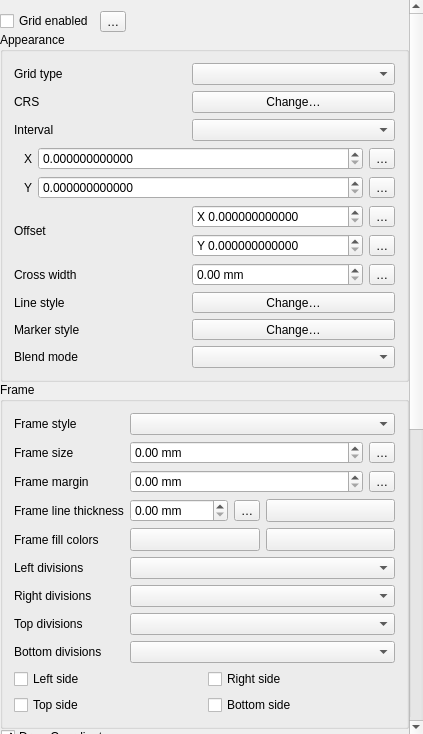
Before: the Qt Designer form src/ui/layout/qgslayoutmapgridwidgetbase.ui in qgis/QGIS, drawn with Qt 5.
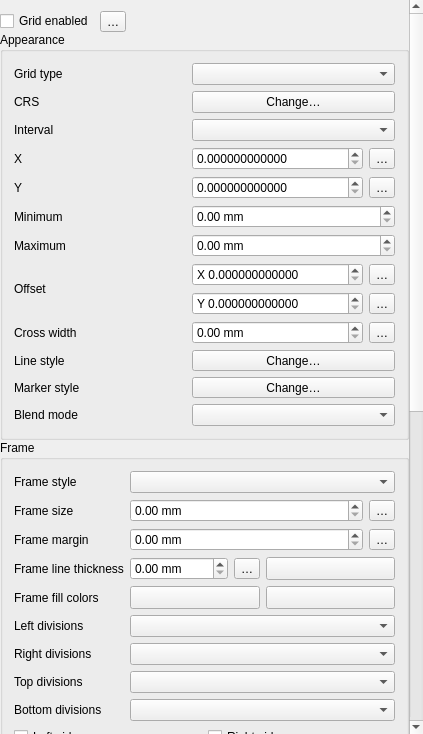
After: the same form once the commit is applied. The open tabs and pages were chosen to show the change. Icons and pictures are not drawn. Custom widgets are drawn as their Qt base class.

Commit message: Moves the interval widgets out of the stackedWidget

What changed in the file:
```diff
--- a/src/ui/layout/qgslayoutmapgridwidgetbase.ui
+++ b/src/ui/layout/qgslayoutmapgridwidgetbase.ui
@@ -48,8 +48,8 @@
        <rect>
         <x>0</x>
         <y>0</y>
-        <width>409</width>
-        <height>1447</height>
+        <width>407</width>
+        <height>1429</height>
        </rect>
       </property>
       <property name="sizePolicy">
@@ -108,6 +108,46 @@
           <string>Appearance</string>
          </property>
          <layout class="QGridLayout" name="gridLayout_6" columnstretch="0,0,0">
+          <item row="8" column="1" colspan="2">
+           <widget class="QgsDoubleSpinBox" name="mMinWidthSpinBox">
+            <property name="enabled">
+             <bool>true</bool>
+            </property>
+            <property name="suffix">
+             <string> mm</string>
+            </property>
+            <property name="maximum">
+             <double>999.990000000000009</double>
+            </property>
+           </widget>
+          </item>
+          <item row="6" column="1">
+           <widget class="QgsDoubleSpinBox" name="mIntervalXSpinBox">
+            <property name="prefix">
+             <string/>
+            </property>
+            <property name="decimals">
+             <number>12</number>
+            </property>
+            <property name="maximum">
+             <double>9999999.000000000000000</double>
+            </property>
+           </widget>
+          </item>
+          <item row="6" column="2">
+           <widget class="QgsPropertyOverrideButton" name="mIntervalXDDBtn">
+            <property name="text">
+             <string>…</string>
+            </property>
+           </widget>
+          </item>
+          <item row="7" column="0">
+           <widget class="QLabel" name="mIntervalYLabel">
+            <property name="text">
+             <string>Y</string>
+            </property>
+           </widget>
+          </item>
           <item row="3" column="1" colspan="2">
            <widget class="QPushButton" name="mMapGridCRSButton">
             <property name="text">
@@ -115,7 +155,7 @@
             </property>
            </widget>
           </item>
-          <item row="6" column="1" colspan="2">
+          <item row="10" column="1" colspan="2">
            <layout class="QGridLayout" name="gridLayout_5">
             <item row="2" column="1">
              <widget class="QgsPropertyOverrideButton" name="mOffsetYDDBtn">
@@ -159,7 +199,7 @@
             </item>
            </layout>
           </item>
-          <item row="7" column="1">
+          <item row="11" column="1">
            <widget class="QgsDoubleSpinBox" name="mCrossWidthSpinBox">
             <property name="suffix">
              <string> mm</string>
@@ -172,7 +212,7 @@
             </property>
            </widget>
           </item>
-          <item row="8" column="1" colspan="2">
+          <item row="12" column="1" colspan="2">
            <widget class="QgsSymbolButton" name="mGridLineStyleButton">
             <property name="sizePolicy">
              <sizepolicy hsizetype="Preferred" vsizetype="Fixed">
@@ -198,140 +238,7 @@
             </property>
            </widget>
           </item>
-          <item row="5" column="0" colspan="3">
-           <widget class="QStackedWidget" name="mIntervalStackedWidget">
-            <property name="currentIndex">
-             <number>1</number>
-            </property>
-            <widget class="QWidget" name="page">
-             <layout class="QGridLayout" name="gridLayout_7" columnstretch="0,1,0">
-              <property name="leftMargin">
-               <number>10</number>
-              </property>
-              <property name="topMargin">
-               <number>0</number>
-              </property>
-              <property name="rightMargin">
-               <number>0</number>
-              </property>
-              <property name="bottomMargin">
-               <number>0</number>
-              </property>
-              <item row="0" column="1">
-               <widget class="QgsDoubleSpinBox" name="mIntervalXSpinBox">
-                <property name="prefix">
-                 <string/>
-                </property>
-                <property name="decimals">
-                 <number>12</number>
-                </property>
-                <property name="maximum">
-                 <double>9999999.000000000000000</double>
-                </property>
-               </widget>
-              </item>
-              <item row="1" column="2">
-               <widget class="QgsPropertyOverrideButton" name="mIntervalYDDBtn">
-                <property name="text">
-                 <string>…</string>
-                </property>
-               </widget>
-              </item>
-              <item row="1" column="1">
-               <widget class="QgsDoubleSpinBox" name="mIntervalYSpinBox">
-                <property name="prefix">
-                 <string/>
-                </property>
-                <property name="decimals">
-                 <number>12</number>
-                </property>
-                <property name="maximum">
-                 <double>9999999.000000000000000</double>
-                </property>
-               </widget>
-              </item>
-              <item row="0" column="2">
-               <widget class="QgsPropertyOverrideButton" name="mIntervalXDDBtn">
-                <property name="text">
-                 <string>…</string>
-                </property>
-               </widget>
-              </item>
-              <item row="0" column="0">
-               <widget class="QLabel" name="label_2">
-                <property name="text">
-                 <string>X</string>
-                </property>
-               </widget>
-              </item>
-              <item row="1" column="0">
-               <widget class="QLabel" name="label_3">
-                <property name="text">
-                 <string>Y</string>
-                </property>
-               </widget>
-              </item>
-             </layout>
-            </widget>
-            <widget class="QWidget" name="page_2">
-             <layout class="QGridLayout" name="gridLayout_2" columnstretch="0,1">
-              <property name="leftMargin">
-               <number>10</number>
-              </property>
-              <property name="topMargin">
-               <number>0</number>
-              </property>
-              <property name="rightMargin">
-               <number>0</number>
-              </property>
-              <property name="bottomMargin">
-               <number>0</number>
-              </property>
-              <item row="0" column="1">
-               <widget class="QgsDoubleSpinBox" name="mMinWidthSpinBox">
-                <property name="enabled">
-                 <bool>true</bool>
-                </property>
-                <property name="suffix">
-                 <string> mm</string>
-                </property>
-                <property name="maximum">
-                 <double>999.990000000000009</double>
-                </property>
-               </widget>
-              </item>
-              <item row="1" column="1">
-               <widget class="QgsDoubleSpinBox" name="mMaxWidthSpinBox">
-                <property name="enabled">
-                 <bool>true</bool>
-                </property>
-                <property name="suffix">
-                 <string> mm</string>
-                </property>
-                <property name="maximum">
-                 <double>999.990000000000009</double>
-                </property>
-               </widget>
-              </item>
-              <item row="0" column="0">
-               <widget class="QLabel" name="label_4">
-                <property name="text">
-                 <string>Minimum</string>
-                </property>
-               </widget>
-              </item>
-              <item row="1" column="0">
-               <widget class="QLabel" name="label_5">
-                <property name="text">
-                 <string>Maximum</string>
-                </property>
-               </widget>
-              </item>
-             </layout>
-            </widget>
-           </widget>
-          </item>
-          <item row="8" column="0">
+          <item row="12" column="0">
            <widget class="QLabel" name="mLineStyleLabel">
             <property name="text">
              <string>Line style</string>
@@ -351,7 +258,7 @@
             </property>
            </widget>
           </item>
-          <item row="7" column="0">
+          <item row="11" column="0">
            <widget class="QLabel" name="mCrossWidthLabel">
             <property name="text">
              <string>Cross width</string>
@@ -361,7 +268,7 @@
             </property>
            </widget>
           </item>
-          <item row="6" column="0">
+          <item row="10" column="0">
            <widget class="QLabel" name="mOffsetXLabel_2">
             <property name="text">
              <string>Offset</string>
@@ -378,14 +285,14 @@
             </property>
            </widget>
           </item>
-          <item row="10" column="0">
+          <item row="14" column="0">
            <widget class="QLabel" name="mGridBlendLabel">
             <property name="text">
              <string>Blend mode</string>
             </property>
            </widget>
           </item>
-          <item row="7" column="2">
+          <item row="11" column="2">
            <widget class="QgsPropertyOverrideButton" name="mCrossWidthDDBtn">
             <property name="text">
              <string>…</string>
@@ -395,10 +302,10 @@
           <item row="2" column="1" colspan="2">
            <widget class="QComboBox" name="mGridTypeComboBox"/>
           </item>
-          <item row="10" column="1" colspan="2">
+          <item row="14" column="1" colspan="2">
            <widget class="QgsBlendModeComboBox" name="mGridBlendComboBox"/>
           </item>
-          <item row="9" column="1" colspan="2">
+          <item row="13" column="1" colspan="2">
            <widget class="QgsSymbolButton" name="mGridMarkerStyleButton">
             <property name="sizePolicy">
              <sizepolicy hsizetype="Preferred" vsizetype="Fixed">
@@ -411,7 +318,7 @@
             </property>
            </widget>
           </item>
-          <item row="9" column="0">
+          <item row="13" column="0">
            <widget class="QLabel" name="mMarkerStyleLabel">
             <property name="text">
              <string>Marker style</string>
@@ -424,6 +331,60 @@
           <item row="4" column="1" colspan="2">
            <widget class="QComboBox" name="mMapGridUnitComboBox"/>
           </item>
+          <item row="8" column="0">
+           <widget class="QLabel" name="mMinWidthLabel">
+            <property name="text">
+             <string>Minimum</string>
+            </property>
+           </widget>
+          </item>
+          <item row="6" column="0">
+           <widget class="QLabel" name="mIntervalXLabel">
+            <property name="text">
+             <string>X</string>
+            </property>
+           </widget>
+          </item>
+          <item row="7" column="1">
+           <widget class="QgsDoubleSpinBox" name="mIntervalYSpinBox">
+            <property name="prefix">
+             <string/>
+            </property>
+            <property name="decimals">
+             <number>12</number>
+            </property>
+            <property name="maximum">
+             <double>9999999.000000000000000</double>
+            </property>
+           </widget>
+          </item>
+          <item row="7" column="2">
+           <widget class="QgsPropertyOverrideButton" name="mIntervalYDDBtn">
+            <property name="text">
+             <string>…</string>
+            </property>
+           </widget>
+          </item>
+          <item row="9" column="1" colspan="2">
+           <widget class="QgsDoubleSpinBox" name="mMaxWidthSpinBox">
+            <property name="enabled">
+             <bool>true</bool>
+            </property>
+            <property name="suffix">
+             <string> mm</string>
+            </property>
+            <property name="maximum">
+             <double>999.990000000000009</double>
+            </property>
+           </widget>
+          </item>
+          <item row="9" column="0">
+           <widget class="QLabel" name="mMaxWidthLabel">
+            <property name="text">
+             <string>Maximum</string>
+            </property>
+           </widget>
+          </item>
          </layout>
         </widget>
        </item>
```
